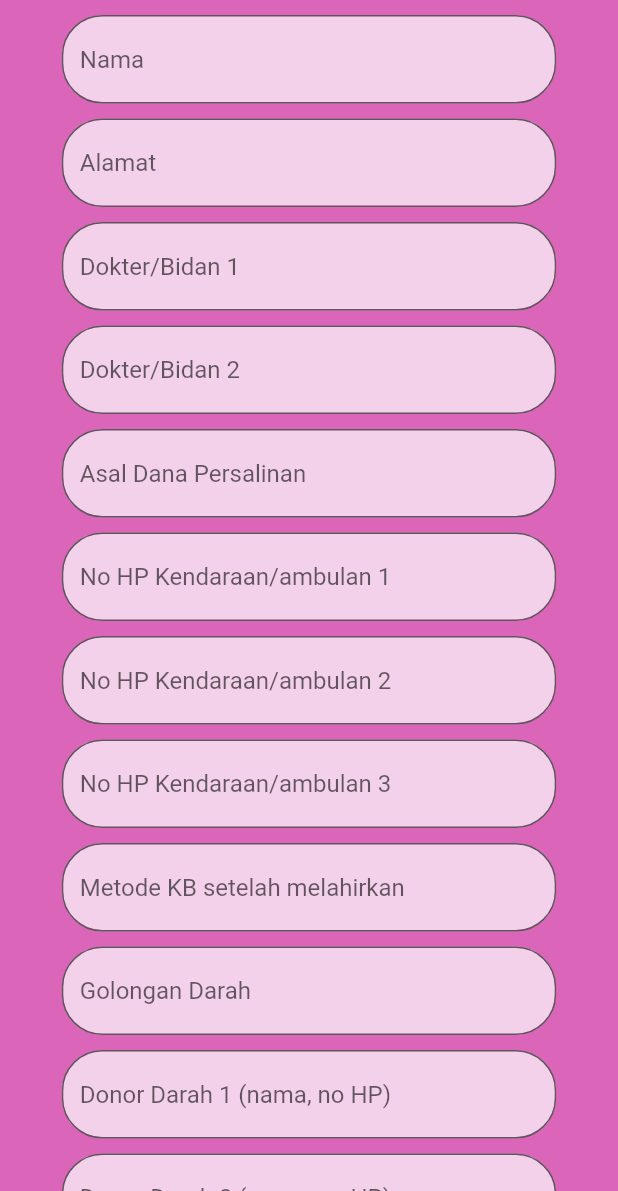
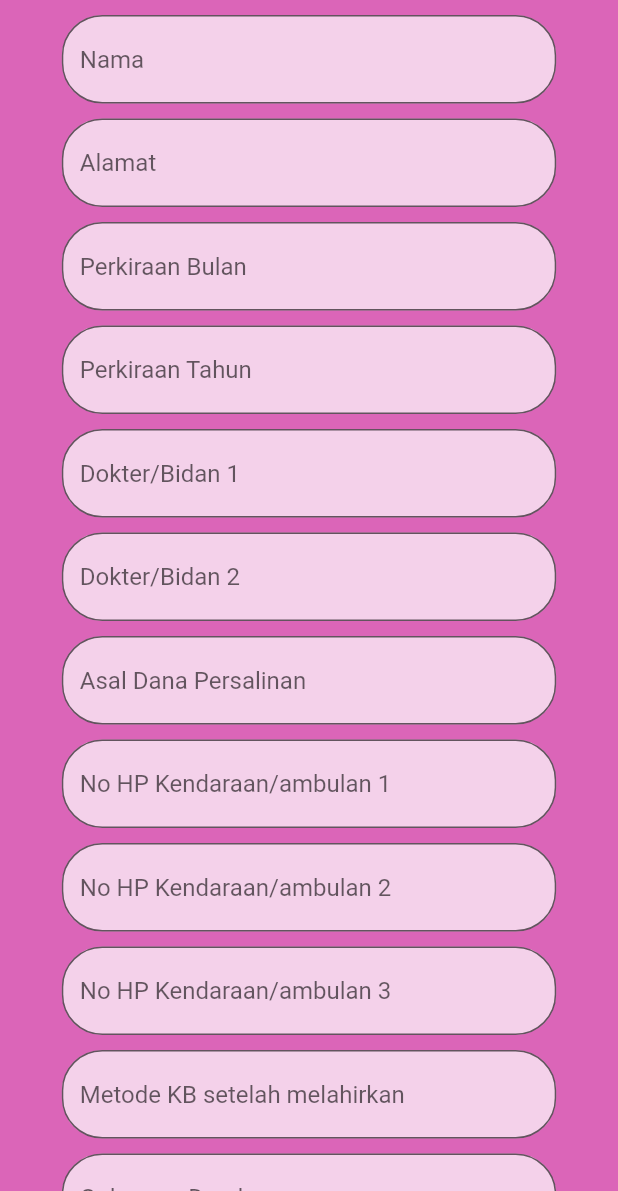
Before and after one commit to Rwhytm/My_ADA-Flutter, a Flutter app: the TambahDataMenyambut screen opened directly, on a phone screen of 412 x 824 dp, the part 45-1236 px from its top. Run offline on Flutter 3.47's test engine with Material 2 defaults, Android fonts, the phone set to English and light mode, and no system bars; our stand-ins replace cloud_firestore, firebase_auth, firebase_core, flutter_svg, google_fonts; missing offline and left inert: dart:ffi, outlined_text; accounts and stored records are empty; network calls fail.

Commit message:
BUG AT TABLE KELUHAN AND PEMERIKSAAN

```diff
--- a/buku_kia/lib/commons/services.dart
+++ b/buku_kia/lib/commons/services.dart
@@ -309,5 +309,45 @@ class AuthServices {
     });
   }
 
+//tambah data diri pemeriksaan
+  static Future<User?> menyambutData(
+    String nama,
+    String alamat,
+    String bulan,
+    String tahun,
+    String dokter1,
+    String dokter2,
+    String dana,
+    String kendaraan1,
+    String kendaraan2,
+    String kendaraan3,
+    String metodekb,
+    String goldar,
+    String donor1,
+    String donor2,
+  ) async {
+    await FirebaseFirestore.instance
+        .collection('pasiens')
+        .doc(user.uid)
+        .collection('data_menyambut_persalinan')
+        .doc(user.uid)
+        .set({
+      'nama': nama,
+      'alamat': alamat,
+      'bulan': bulan,
+      'tahun': tahun,
+      'dokter1': dokter1,
+      'dokter2': dokter2,
+      'dana': dana,
+      'kendaraan1': kendaraan1,
+      'kendaraan2': kendaraan2,
+      'kendaraan3': kendaraan3,
+      'metodekb': metodekb,
+      'goldar': goldar,
+      'donor1': donor1,
+      'donor2': donor2,
+    });
+  }
+
   static Stream<User?> get firebaseUserStream => _auth.authStateChanges();
 }
--- a/buku_kia/lib/pages/catatan_ibu_hamil/tambah_data_menyambut.dart
+++ b/buku_kia/lib/pages/catatan_ibu_hamil/tambah_data_menyambut.dart
@@ -1,4 +1,5 @@
 import 'package:buku_kia/commons/services.dart';
+import 'package:buku_kia/pages/catatan_ibu_hamil/menyambut_persalinan.dart';
 import 'package:buku_kia/pages/catatan_ibu_hamil/pemeriksaan.dart';
 import 'package:buku_kia/pages/wrapper.dart';
 import 'package:buku_kia/themes/color.dart';
@@ -17,17 +18,20 @@ class TambahDataMenyambut extends StatefulWidget {
 }
 
 class _TambahDataMenyambutState extends State<TambahDataMenyambut> {
-  TextEditingController hamilKeController = TextEditingController(text: "");
-  TextEditingController jumlahPersalinanController = TextEditingController();
-  TextEditingController jumlahKeguguranController = TextEditingController();
-  TextEditingController jumlahAnakHidupController = TextEditingController();
-  TextEditingController jumlahAnakMatiController = TextEditingController();
-  TextEditingController jumlahAnakLahirKurangController =
-      TextEditingController();
-  TextEditingController jarakKehamilanController = TextEditingController();
-  TextEditingController statusImunisasiController = TextEditingController();
-  TextEditingController penolongPersalinanController = TextEditingController();
-  TextEditingController caraPersalinanController = TextEditingController();
+  TextEditingController namaController = TextEditingController();
+  TextEditingController alamatController = TextEditingController();
+  TextEditingController bulanController = TextEditingController();
+  TextEditingController tahunController = TextEditingController();
+  TextEditingController dokter1Controller = TextEditingController();
+  TextEditingController dokter2Controller = TextEditingController();
+  TextEditingController danaController = TextEditingController();
+  TextEditingController kendaraan1Controller = TextEditingController();
+  TextEditingController kendaraan2Controller = TextEditingController();
+  TextEditingController kendaraan3Controller = TextEditingController();
+  TextEditingController goldarController = TextEditingController();
+  TextEditingController donor1Controller = TextEditingController();
+  TextEditingController donor2Controller = TextEditingController();
+  TextEditingController metodekbController = TextEditingController();
 
   static FirebaseAuth _auth = FirebaseAuth.instance;
   static User user = _auth.currentUser!;
@@ -40,17 +44,20 @@ class _TambahDataMenyambutState extends State<TambahDataMenyambut> {
         .get(); //get the data
     QuerySnapshot snapshot = data;
     if (data.size != 0) {
-      hamilKeController.text = snapshot.docs[0]['hamil ke'];
-      jumlahPersalinanController.text = snapshot.docs[0]['jumlah persalinan'];
-      jumlahKeguguranController.text = snapshot.docs[0]['jumlah keguguran'];
-      jumlahAnakHidupController.text = snapshot.docs[0]['jumlah anak hidup'];
-      jumlahAnakLahirKurangController.text =
-          snapshot.docs[0]['jumlah anak kurang bulan'];
-      jarakKehamilanController.text = snapshot.docs[0]['jarak kehamilan'];
-      statusImunisasiController.text = snapshot.docs[0]['status imunisasi'];
-      penolongPersalinanController.text =
-          snapshot.docs[0]['pertolongan persalinan'];
-      caraPersalinanController.text = snapshot.docs[0]['cara persalinan'];
+      namaController.text = snapshot.docs[0][''];
+      alamatController.text = snapshot.docs[0][''];
+      bulanController.text = snapshot.docs[0][''];
+      tahunController.text = snapshot.docs[0][''];
+      dokter1Controller.text = snapshot.docs[0][''];
+      dokter2Controller.text = snapshot.docs[0][''];
+      danaController.text = snapshot.docs[0][''];
+      kendaraan1Controller.text = snapshot.docs[0][''];
+      kendaraan2Controller.text = snapshot.docs[0][''];
+      kendaraan3Controller.text = snapshot.docs[0][''];
+      metodekbController.text = snapshot.docs[0][''];
+      goldarController.text = snapshot.docs[0][''];
+      donor1Controller.text = snapshot.docs[0][''];
+      donor2Controller.text = snapshot.docs[0][''];
     }
   }
 
@@ -108,7 +115,7 @@ class _TambahDataMenyambutState extends State<TambahDataMenyambut> {
                       ),
                       RoundedInputField(
                         keyboard: TextInputType.name,
-                        controller: hamilKeController,
+                        controller: namaController,
                         hintText: "Nama",
                       ),
                       const SizedBox(
@@ -116,7 +123,7 @@ class _TambahDataMenyambutState extends State<TambahDataMenyambut> {
                       ),
                       RoundedInputField(
                         keyboard: TextInputType.name,
-                        controller: jumlahPersalinanController,
+                        controller: alamatController,
                         hintText: "Alamat",
                       ),
                       const SizedBox(
@@ -124,7 +131,23 @@ class _TambahDataMenyambutState extends State<TambahDataMenyambut> {
                       ),
                       RoundedInputField(
                         keyboard: TextInputType.name,
-                        controller: jumlahKeguguranController,
+                        controller: dokter1Controller,
+                        hintText: "Perkiraan Bulan",
+                      ),
+                      const SizedBox(
+                        height: 10,
+                      ),
+                      RoundedInputField(
+                        keyboard: TextInputType.name,
+                        controller: dokter1Controller,
+                        hintText: "Perkiraan Tahun",
+                      ),
+                      const SizedBox(
+                        height: 10,
+                      ),
+                      RoundedInputField(
+                        keyboard: TextInputType.name,
+                        controller: dokter1Controller,
                         hintText: "Dokter/Bidan 1",
                       ),
                       const SizedBox(
@@ -132,7 +155,7 @@ class _TambahDataMenyambutState extends State<TambahDataMenyambut> {
                       ),
                       RoundedInputField(
                         keyboard: TextInputType.name,
-                        controller: jumlahAnakHidupController,
+                        controller: dokter2Controller,
                         hintText: "Dokter/Bidan 2",
                       ),
                       const SizedBox(
@@ -140,7 +163,7 @@ class _TambahDataMenyambutState extends State<TambahDataMenyambut> {
                       ),
                       RoundedInputField(
                         keyboard: TextInputType.name,
-                        controller: jumlahAnakLahirKurangController,
+                        controller: danaController,
                         hintText: "Asal Dana Persalinan",
                       ),
                       const SizedBox(
@@ -148,7 +171,7 @@ class _TambahDataMenyambutState extends State<TambahDataMenyambut> {
                       ),
                       RoundedInputField(
                         keyboard: TextInputType.name,
-                        controller: jarakKehamilanController,
+                        controller: kendaraan1Controller,
                         hintText: "No HP Kendaraan/ambulan 1",
                       ),
                       const SizedBox(
@@ -156,7 +179,7 @@ class _TambahDataMenyambutState extends State<TambahDataMenyambut> {
                       ),
                       RoundedInputField(
                         keyboard: TextInputType.name,
-                        controller: statusImunisasiController,
+                        controller: kendaraan2Controller,
                         hintText: "No HP Kendaraan/ambulan 2",
                       ),
                       const SizedBox(
@@ -164,7 +187,7 @@ class _TambahDataMenyambutState extends State<TambahDataMenyambut> {
                       ),
                       RoundedInputField(
                         keyboard: TextInputType.name,
-                        controller: penolongPersalinanController,
+                        controller: kendaraan3Controller,
                         hintText: "No HP Kendaraan/ambulan 3",
                       ),
                       const SizedBox(
@@ -172,7 +195,7 @@ class _TambahDataMenyambutState extends State<TambahDataMenyambut> {
                       ),
                       RoundedInputField(
                         keyboard: TextInputType.name,
-                        controller: caraPersalinanController,
+                        controller: metodekbController,
                         hintText: "Metode KB setelah melahirkan",
                       ),
                       const SizedBox(
@@ -180,7 +203,7 @@ class _TambahDataMenyambutState extends State<TambahDataMenyambut> {
                       ),
                       RoundedInputField(
                         keyboard: TextInputType.name,
-                        controller: caraPersalinanController,
+                        controller: goldarController,
                         hintText: "Golongan Darah",
                       ),
                       const SizedBox(
@@ -188,7 +211,7 @@ class _TambahDataMenyambutState extends State<TambahDataMenyambut> {
                       ),
                       RoundedInputField(
                         keyboard: TextInputType.name,
-                        controller: caraPersalinanController,
+                        controller: donor1Controller,
                         hintText: "Donor Darah 1 (nama, no HP)",
                       ),
                       const SizedBox(
@@ -196,7 +219,7 @@ class _TambahDataMenyambutState extends State<TambahDataMenyambut> {
                       ),
                       RoundedInputField(
                         keyboard: TextInputType.name,
-                        controller: caraPersalinanController,
+                        controller: donor2Controller,
                         hintText: "Donor Darah 2 (nama, no HP)",
                       ),
                       const SizedBox(
@@ -212,7 +235,7 @@ class _TambahDataMenyambutState extends State<TambahDataMenyambut> {
                             context,
                             MaterialPageRoute(
                               builder: (context) {
-                                return Pemeriksaan();
+                                return MenyambutPersalinan();
                               },
                             ),
                           );
--- a/buku_kia/lib/pages/catatan_ibu_hamil/tambah_tabel_keluhan.dart
+++ b/buku_kia/lib/pages/catatan_ibu_hamil/tambah_tabel_keluhan.dart
@@ -162,13 +162,13 @@ class _TambahTableKeluhan extends State<TambahTableKeluhan> {
                               await AuthServices.KeluhanTabel(
                                 tanggalController.text,
                                 keluhanController.text,
+                                (data.size + 1).toString(),
                                 tekananDarahController.text,
                                 beratBadanController.text,
                                 umurKehamilanController.text,
                                 tinggiFundusController.text,
                                 letakJaninController.text,
                                 denyutJantungController.text,
-                                (data.size + 1).toString(),
                               )
                                   .then(
                                     (value) => ScaffoldMessenger.of(context)
@@ -305,13 +305,13 @@ class _TambahTableKeluhan extends State<TambahTableKeluhan> {
                             await AuthServices.KeluhanTabel(
                               tanggalController.text,
                               keluhanController.text,
+                              (data.size + 1).toString(),
                               tekananDarahController.text,
                               beratBadanController.text,
                               umurKehamilanController.text,
                               tinggiFundusController.text,
                               letakJaninController.text,
                               denyutJantungController.text,
-                              (data.size + 1).toString(),
                             )
                                 .then(
                                   (value) => ScaffoldMessenger.of(context)
```
